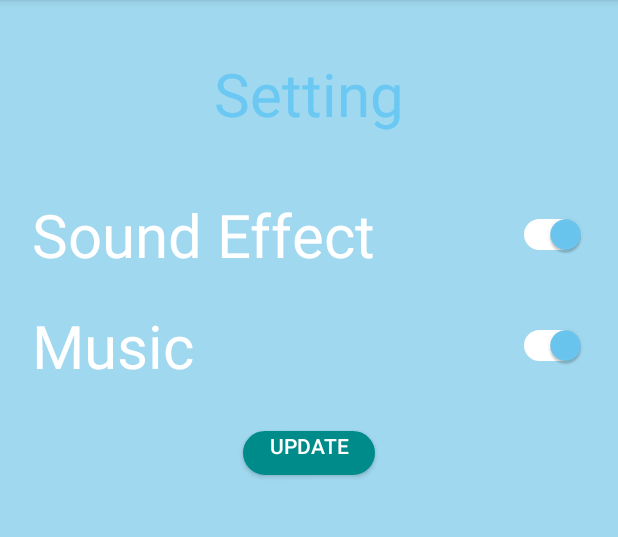
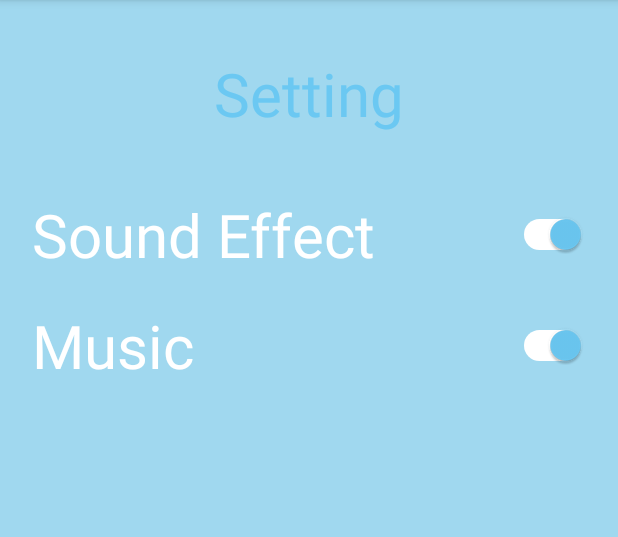
Before and after one commit to LynnHuang93/Hackathon, an Android app: the SettingActivity screen opened directly, with no data from a screen before it, on a phone screen of 412 x 824 dp, the part 84-621 px from its top. Run offline under Robolectric (Android 15) with nearby library versions, the phone set to English and light mode, and no system bars.

Commit message:
remove button

```diff
--- a/Gocha/app/src/main/res/layout/activity_setting.xml
+++ b/Gocha/app/src/main/res/layout/activity_setting.xml
@@ -53,17 +53,6 @@
             android:layout_marginTop="20dp"
             android:text="Music" />
 
-        <Button
-            android:text="Update"
-            android:id="@+id/Update"
-            android:layout_marginTop="30sp"
-            android:textColor="@color/White"
-            android:gravity="center_horizontal"
-            android:layout_gravity="center_horizontal"
-            android:background="@drawable/mybutton"
-            android:layout_width="wrap_content"
-            android:layout_height="29dp" />
-
     </LinearLayout>
 
 
```
